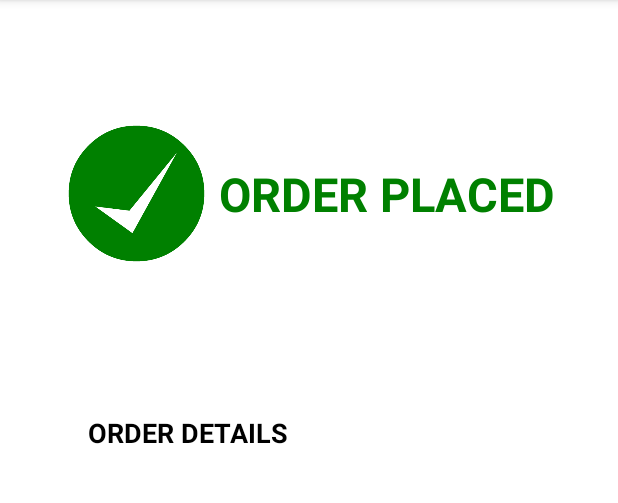
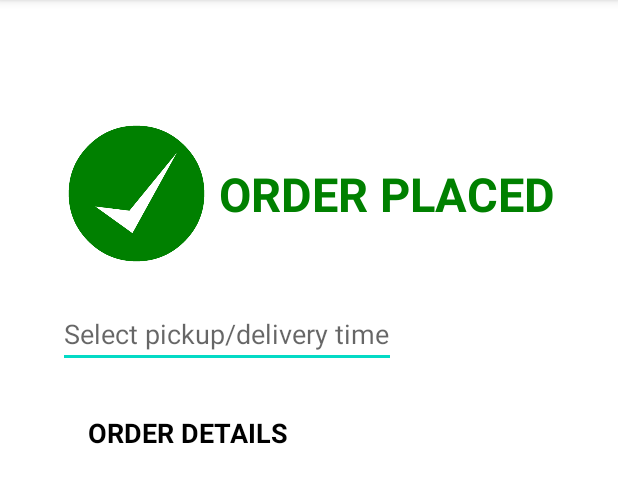
Before and after one commit to MofifoluwaLekeAkinrowo3651/Basic-Pizza-Android-App, an Android app: the AkinrowoActivity3 screen opened directly, with no data from a screen before it, on a phone screen of 412 x 824 dp, the part 84-587 px from its top. Run offline under Robolectric (Android 15) with nearby library versions, the phone set to English and light mode, and no system bars.

Commit message:
Commit. Implemented Time&Date picker on checkout screen

```diff
--- a/DiekoAssign22/src/main/res/layout/activity_final.xml
+++ b/DiekoAssign22/src/main/res/layout/activity_final.xml
@@ -71,6 +71,16 @@
         app:layout_constraintStart_toStartOf="parent"
         app:layout_constraintTop_toTopOf="parent" />
 
+    <EditText
+        android:id="@+id/diekodatetimepicker"
+        android:layout_width="wrap_content"
+        android:layout_height="wrap_content"
+        android:layout_marginTop="200dp"
+        android:layout_marginEnd="148dp"
+        android:hint="@string/select_pickup_delivery_time"
+        app:layout_constraintEnd_toEndOf="parent"
+        app:layout_constraintTop_toTopOf="parent" />
+
     <!--    <TextView-->
 <!--        android:id="@+id/diekoprovinceview"-->
 <!--        style="@style/regular_text"-->
--- a/DiekoAssign22/src/main/res/values/strings.xml
+++ b/DiekoAssign22/src/main/res/values/strings.xml
@@ -43,5 +43,6 @@
     <string name="enter_card">Please card number</string>
     <string name="order_placed">ORDER PLACED</string>
     <string name="order_details">ORDER DETAILS</string>
+    <string name="select_pickup_delivery_time">Select pickup/delivery time</string>
 
 </resources>
```
Also changed, not shown: DiekoAssign22/src/main/java/dieko/akinrowo/n01343651/AkinrowoActivity3.java (+48 -2 lines), DiekoAssign22/src/main/res/layout/activity_third.xml (+10 -0 lines), DiekoAssign22/src/main/res/drawable-v24/securelogo.png (added).
